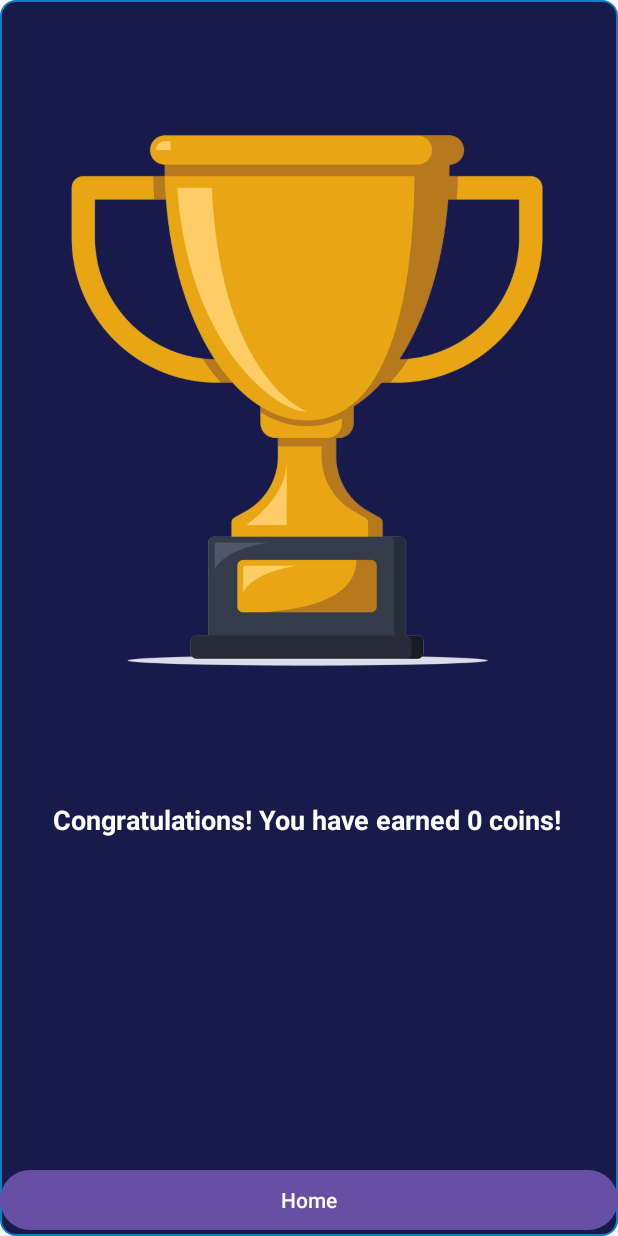
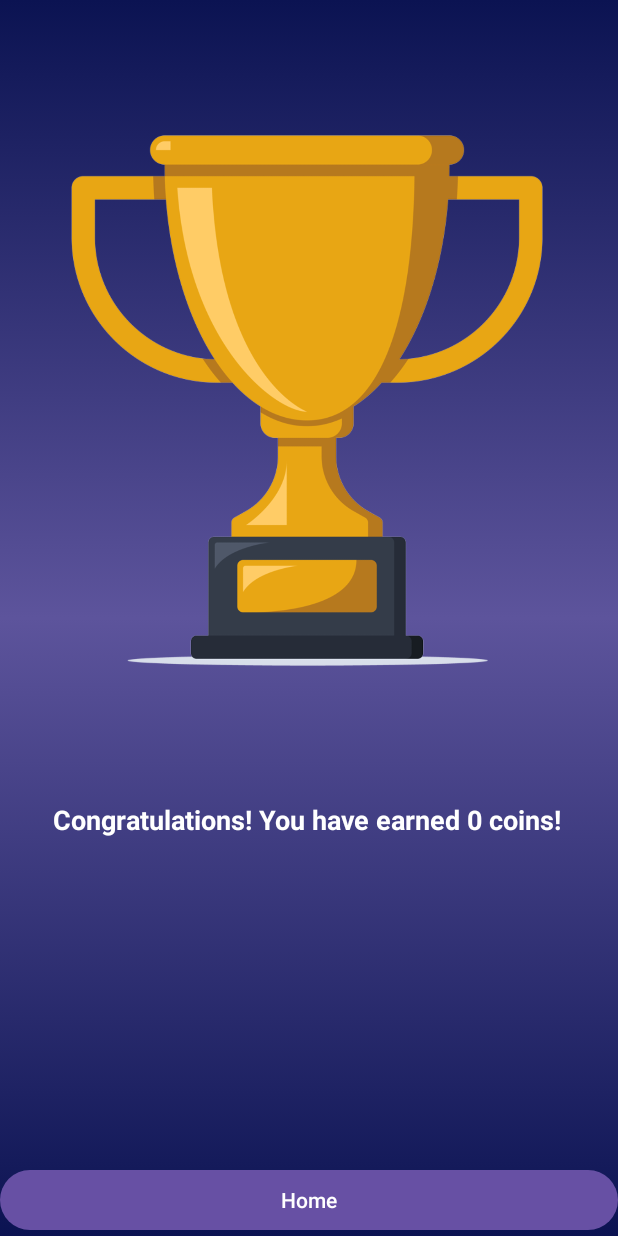
Before and after one commit to MarcoSettembre/QuizBit, an Android app: the TrophyActivity screen opened directly, with no data from a screen before it, on a phone screen of 412 x 824 dp. Run offline under Robolectric (Android 15) with nearby library versions, the phone set to English and light mode, and no system bars.

Commit message:
Changed the trophy screen xml background

```diff
--- a/app/src/main/res/layout/activity_trophy.xml
+++ b/app/src/main/res/layout/activity_trophy.xml
@@ -5,7 +5,7 @@
     android:id="@+id/trophy"
     android:layout_width="match_parent"
     android:layout_height="match_parent"
-    android:background="@drawable/navy_background">
+    android:background="@drawable/main_background_color">
 
 
     <LinearLayout
@@ -25,20 +25,21 @@
             android:id="@+id/textView"
             android:layout_width="match_parent"
             android:layout_height="wrap_content"
+            android:gravity="center"
+            android:text="TextView"
             android:textColor="@color/white"
             android:textSize="18dp"
-            android:textStyle="bold"
-            android:gravity="center"
-            android:text="TextView" />
+            android:textStyle="bold" />
 
 
     </LinearLayout>
+
     <Button
         android:id="@+id/button"
         android:layout_width="match_parent"
         android:layout_height="wrap_content"
         android:text="Home"
         app:layout_constraintBottom_toBottomOf="parent"
-        app:layout_constraintStart_toStartOf="parent"
-        app:layout_constraintEnd_toEndOf="parent"/>
+        app:layout_constraintEnd_toEndOf="parent"
+        app:layout_constraintStart_toStartOf="parent" />
 </androidx.constraintlayout.widget.ConstraintLayout>
```
